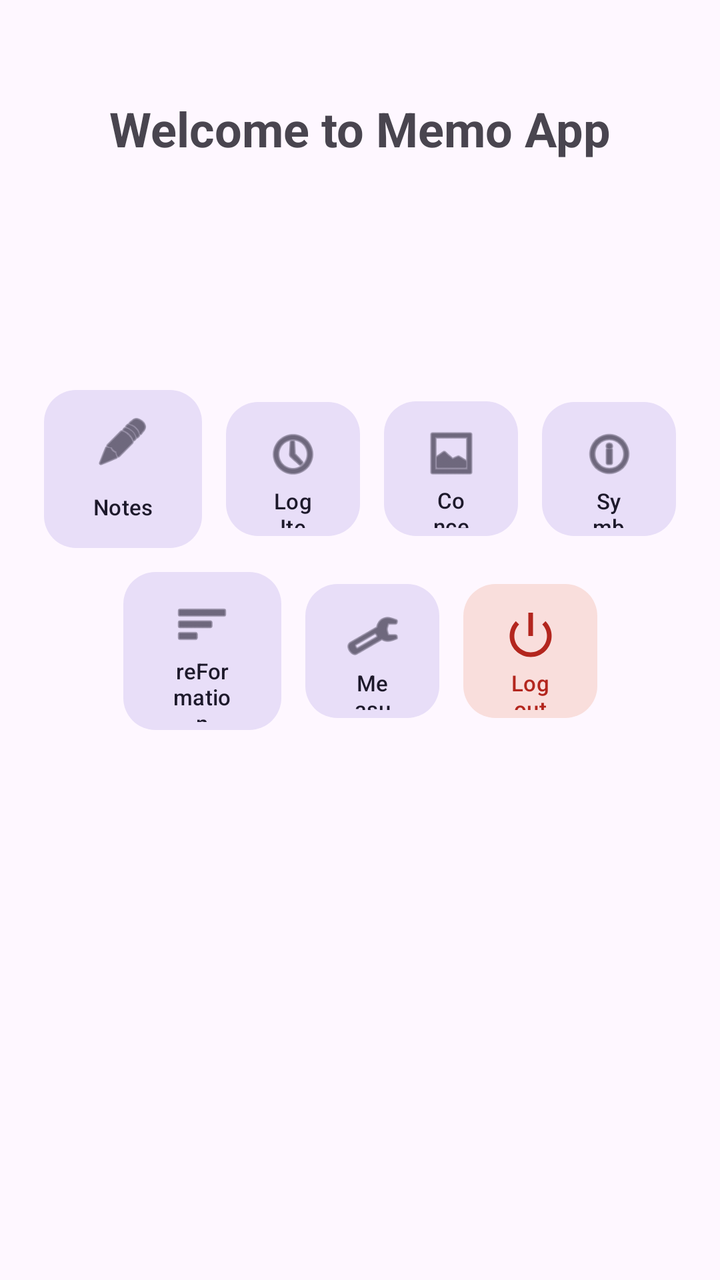
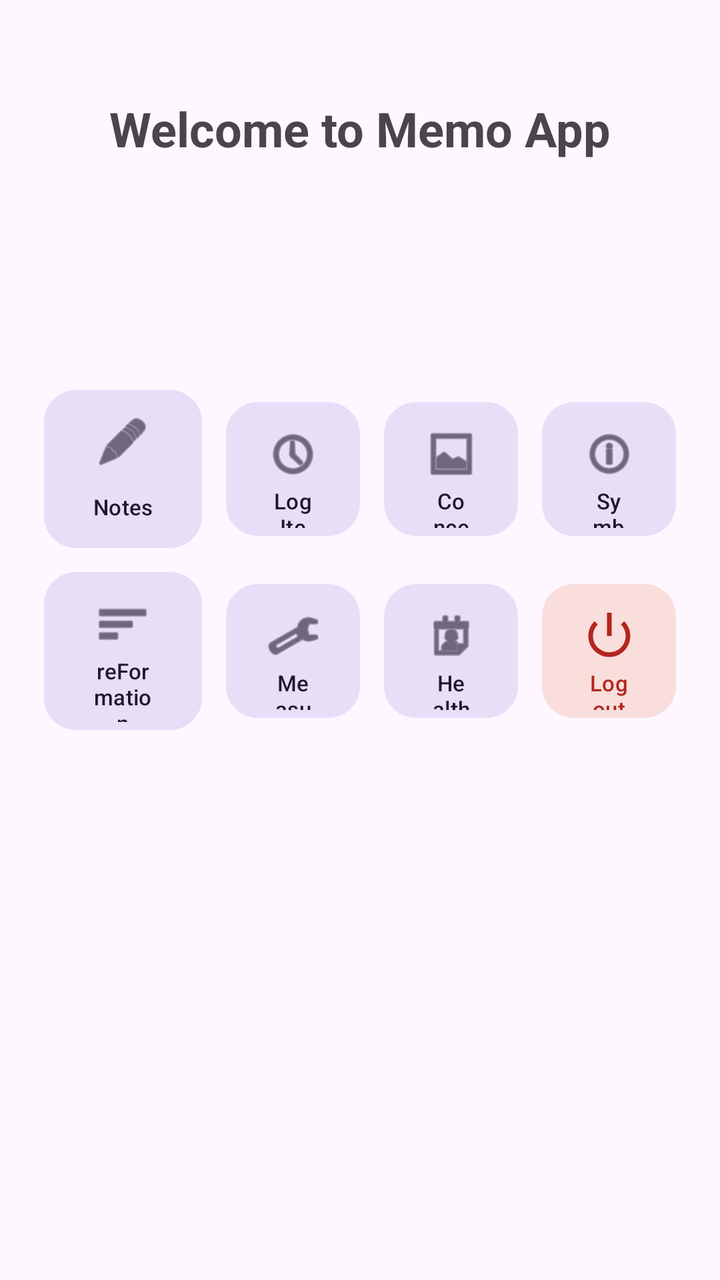

The first picture is an Android layout as it rendered before a commit; the second is the same layout after the commit. The layout source and the unified diff follow.
<!-- AndroidManifest.xml: application theme Theme.MemoApp -->
<!-- res/layout/fragment_home.xml -->
<?xml version="1.0" encoding="utf-8"?>
<androidx.constraintlayout.widget.ConstraintLayout xmlns:android="http://schemas.android.com/apk/res/android"
    xmlns:app="http://schemas.android.com/apk/res-auto"
    xmlns:tools="http://schemas.android.com/tools"
    android:layout_width="match_parent"
    android:layout_height="match_parent"
    android:padding="16dp"
    tools:context=".HomeFragment">

    <TextView
        android:id="@+id/text_home_title"
        android:layout_width="wrap_content"
        android:layout_height="wrap_content"
        android:layout_marginTop="32dp"
        android:text="Welcome to Memo App"
        android:textSize="24sp"
        android:textStyle="bold"
        app:layout_constraintEnd_toEndOf="parent"
        app:layout_constraintStart_toStartOf="parent"
        app:layout_constraintTop_toTopOf="parent" />

    
    <com.google.android.material.button.MaterialButton
        android:id="@+id/button_to_notes"
        style="@style/Widget.Material3.Button.TonalButton"
        android:layout_width="0dp"
        android:layout_height="0dp"
        android:layout_margin="6dp"
        android:paddingTop="12dp"
        android:paddingBottom="4dp"
        android:insetTop="0dp"
        android:insetBottom="0dp"
        android:text="Notes"
        android:textAllCaps="false"
        android:textSize="11sp"
        app:cornerRadius="16dp"
        app:icon="@android:drawable/ic_menu_edit"
        app:iconGravity="top"
        app:iconPadding="2dp"
        app:iconSize="28dp"
        app:layout_constraintDimensionRatio="1:1"
        app:layout_constraintEnd_toStartOf="@+id/button_to_log_item"
        app:layout_constraintHorizontal_chainStyle="packed"
        app:layout_constraintHorizontal_weight="1"
        app:layout_constraintStart_toStartOf="parent"
        app:layout_constraintTop_toBottomOf="@+id/text_home_title"
        app:layout_constraintBottom_toTopOf="@+id/button_to_reformation"
        app:layout_constraintVertical_bias="0.3"
        app:layout_constraintVertical_chainStyle="packed" />

    <com.google.android.material.button.MaterialButton
        android:id="@+id/button_to_log_item"
        style="@style/Widget.Material3.Button.TonalButton"
        android:layout_width="0dp"
        android:layout_height="0dp"
        android:layout_margin="6dp"
        android:paddingTop="12dp"
        android:paddingBottom="4dp"
        android:insetTop="0dp"
        android:insetBottom="0dp"
        android:text="LogItems"
        android:textAllCaps="false"
        android:textSize="11sp"
        app:cornerRadius="16dp"
        app:icon="@android:drawable/ic_menu_recent_history"
        app:iconGravity="top"
        app:iconPadding="2dp"
        app:iconSize="28dp"
        app:layout_constraintDimensionRatio="1:1"
        app:layout_constraintEnd_toStartOf="@+id/button_to_concepts"
        app:layout_constraintHorizontal_weight="1"
        app:layout_constraintStart_toEndOf="@+id/button_to_notes"
        app:layout_constraintTop_toTopOf="@+id/button_to_notes"
        app:layout_constraintBottom_toBottomOf="@+id/button_to_notes" />

    <com.google.android.material.button.MaterialButton
        android:id="@+id/button_to_concepts"
        style="@style/Widget.Material3.Button.TonalButton"
        android:layout_width="0dp"
        android:layout_height="0dp"
        android:layout_margin="6dp"
        android:paddingTop="12dp"
        android:paddingBottom="4dp"
        android:insetTop="0dp"
        android:insetBottom="0dp"
        android:text="Concepts"
        android:textAllCaps="false"
        android:textSize="11sp"
        app:cornerRadius="16dp"
        app:icon="@android:drawable/ic_menu_gallery"
        app:iconGravity="top"
        app:iconPadding="2dp"
        app:iconSize="28dp"
        app:layout_constraintDimensionRatio="1:1"
        app:layout_constraintEnd_toStartOf="@+id/button_to_symbols"
        app:layout_constraintHorizontal_weight="1"
        app:layout_constraintStart_toEndOf="@+id/button_to_log_item"
        app:layout_constraintTop_toTopOf="@+id/button_to_notes"
        app:layout_constraintBottom_toBottomOf="@+id/button_to_notes" />

    <com.google.android.material.button.MaterialButton
        android:id="@+id/button_to_symbols"
        style="@style/Widget.Material3.Button.TonalButton"
        android:layout_width="0dp"
        android:layout_height="0dp"
        android:layout_margin="6dp"
        android:paddingTop="12dp"
        android:paddingBottom="4dp"
        android:insetTop="0dp"
        android:insetBottom="0dp"
        android:text="Symbols"
        android:textAllCaps="false"
        android:textSize="11sp"
        app:cornerRadius="16dp"
        app:icon="@android:drawable/ic_menu_info_details"
        app:iconGravity="top"
        app:iconPadding="2dp"
        app:iconSize="28dp"
        app:layout_constraintDimensionRatio="1:1"
        app:layout_constraintEnd_toEndOf="parent"
        app:layout_constraintHorizontal_weight="1"
        app:layout_constraintStart_toEndOf="@+id/button_to_concepts"
        app:layout_constraintTop_toTopOf="@+id/button_to_notes"
        app:layout_constraintBottom_toBottomOf="@+id/button_to_notes" />

    
    <com.google.android.material.button.MaterialButton
        android:id="@+id/button_to_reformation"
        style="@style/Widget.Material3.Button.TonalButton"
        android:layout_width="0dp"
        android:layout_height="0dp"
        android:layout_margin="6dp"
        android:paddingTop="12dp"
        android:paddingBottom="4dp"
        android:insetTop="0dp"
        android:insetBottom="0dp"
        android:text="reFormation"
        android:textAllCaps="false"
        android:textSize="11sp"
        app:cornerRadius="16dp"
        app:icon="@android:drawable/ic_menu_sort_by_size"
        app:iconGravity="top"
        app:iconPadding="2dp"
        app:iconSize="28dp"
        app:layout_constraintDimensionRatio="1:1"
        app:layout_constraintEnd_toStartOf="@+id/button_to_measurement"
        app:layout_constraintHorizontal_chainStyle="packed"
        app:layout_constraintHorizontal_weight="1"
        app:layout_constraintStart_toStartOf="parent"
        app:layout_constraintTop_toBottomOf="@+id/button_to_notes"
        app:layout_constraintBottom_toBottomOf="parent" />

    <com.google.android.material.button.MaterialButton
        android:id="@+id/button_to_measurement"
        style="@style/Widget.Material3.Button.TonalButton"
        android:layout_width="0dp"
        android:layout_height="0dp"
        android:layout_margin="6dp"
        android:paddingTop="12dp"
        android:paddingBottom="4dp"
        android:insetTop="0dp"
        android:insetBottom="0dp"
        android:text="Measure"
        android:textAllCaps="false"
        android:textSize="11sp"
        app:cornerRadius="16dp"
        app:icon="@android:drawable/ic_menu_manage"
        app:iconGravity="top"
        app:iconPadding="2dp"
        app:iconSize="28dp"
        app:layout_constraintDimensionRatio="1:1"
        app:layout_constraintEnd_toStartOf="@+id/button_logout"
        app:layout_constraintHorizontal_weight="1"
        app:layout_constraintStart_toEndOf="@+id/button_to_reformation"
        app:layout_constraintTop_toTopOf="@+id/button_to_reformation"
        app:layout_constraintBottom_toBottomOf="@+id/button_to_reformation" />

    <com.google.android.material.button.MaterialButton
        android:id="@+id/button_logout"
        style="@style/Widget.Material3.Button.TonalButton"
        android:layout_width="0dp"
        android:layout_height="0dp"
        android:layout_margin="6dp"
        android:paddingTop="12dp"
        android:paddingBottom="4dp"
        android:insetTop="0dp"
        android:insetBottom="0dp"
        android:text="Logout"
        android:textAllCaps="false"
        android:textSize="11sp"
        app:cornerRadius="16dp"
        app:icon="@android:drawable/ic_lock_power_off"
        app:iconGravity="top"
        app:iconPadding="2dp"
        app:iconSize="28dp"
        app:backgroundTint="?attr/colorErrorContainer"
        app:iconTint="?attr/colorError"
        android:textColor="?attr/colorError"
        app:layout_constraintDimensionRatio="1:1"
        app:layout_constraintEnd_toEndOf="parent"
        app:layout_constraintHorizontal_weight="1"
        app:layout_constraintStart_toEndOf="@+id/button_to_measurement"
        app:layout_constraintTop_toTopOf="@+id/button_to_reformation"
        app:layout_constraintBottom_toBottomOf="@+id/button_to_reformation" />

</androidx.constraintlayout.widget.ConstraintLayout>
<!-- resources referenced by this layout -->
<resources>
  <style name="Theme.MemoApp" parent="Base.Theme.MemoApp" />
  <style name="Base.Theme.MemoApp" parent="Theme.Material3.DayNight.NoActionBar">
          
          
      </style>
</resources>

<!-- the commit's change to res/layout/fragment_home.xml (unified diff, before → after) -->
@@ -169,13 +169,38 @@
         app:iconPadding="2dp"
         app:iconSize="28dp"
         app:layout_constraintDimensionRatio="1:1"
-        app:layout_constraintEnd_toStartOf="@+id/button_logout"
+        app:layout_constraintEnd_toStartOf="@+id/button_to_health"
         app:layout_constraintHorizontal_weight="1"
         app:layout_constraintStart_toEndOf="@+id/button_to_reformation"
         app:layout_constraintTop_toTopOf="@+id/button_to_reformation"
         app:layout_constraintBottom_toBottomOf="@+id/button_to_reformation" />
 
     <com.google.android.material.button.MaterialButton
+        android:id="@+id/button_to_health"
+        style="@style/Widget.Material3.Button.TonalButton"
+        android:layout_width="0dp"
+        android:layout_height="0dp"
+        android:layout_margin="6dp"
+        android:paddingTop="12dp"
+        android:paddingBottom="4dp"
+        android:insetTop="0dp"
+        android:insetBottom="0dp"
+        android:text="Health"
+        android:textAllCaps="false"
+        android:textSize="11sp"
+        app:cornerRadius="16dp"
+        app:icon="@android:drawable/ic_menu_my_calendar"
+        app:iconGravity="top"
+        app:iconPadding="2dp"
+        app:iconSize="28dp"
+        app:layout_constraintDimensionRatio="1:1"
+        app:layout_constraintEnd_toStartOf="@+id/button_logout"
+        app:layout_constraintHorizontal_weight="1"
+        app:layout_constraintStart_toEndOf="@+id/button_to_measurement"
+        app:layout_constraintTop_toTopOf="@+id/button_to_reformation"
+        app:layout_constraintBottom_toBottomOf="@+id/button_to_reformation" />
+
+    <com.google.android.material.button.MaterialButton
         android:id="@+id/button_logout"
         style="@style/Widget.Material3.Button.TonalButton"
         android:layout_width="0dp"
@@ -199,7 +224,7 @@
         app:layout_constraintDimensionRatio="1:1"
         app:layout_constraintEnd_toEndOf="parent"
         app:layout_constraintHorizontal_weight="1"
-        app:layout_constraintStart_toEndOf="@+id/button_to_measurement"
+        app:layout_constraintStart_toEndOf="@+id/button_to_health"
         app:layout_constraintTop_toTopOf="@+id/button_to_reformation"
         app:layout_constraintBottom_toBottomOf="@+id/button_to_reformation" />
 
